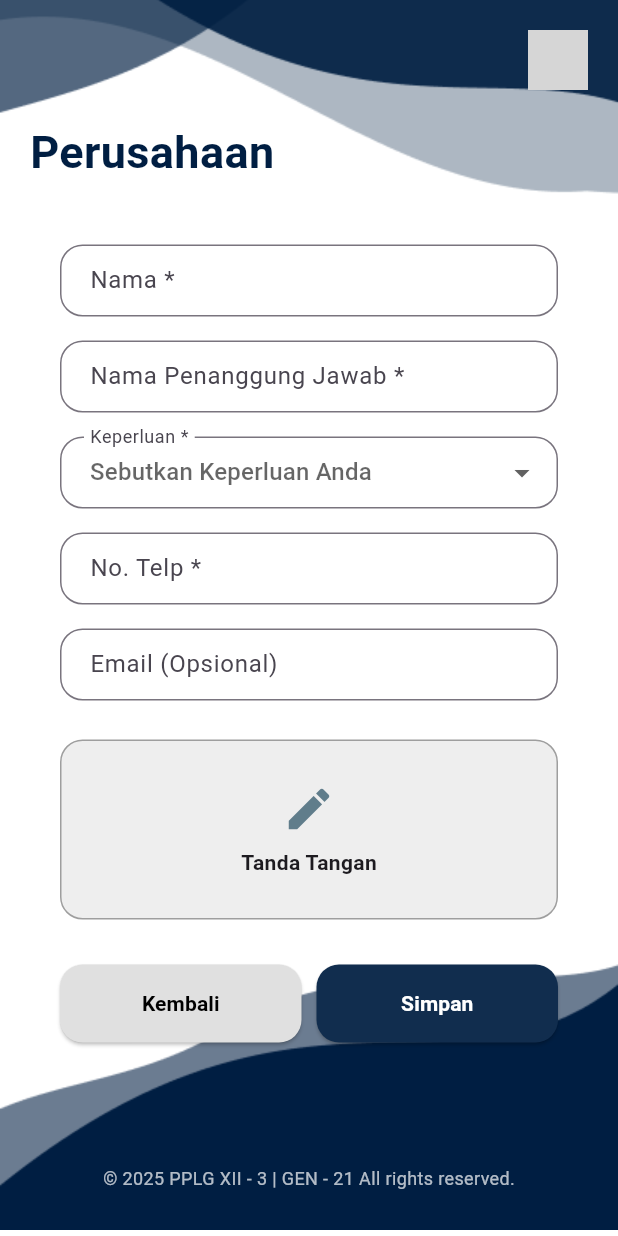
After one commit to billymillo/Projek-Buku-Tamu-Mobile, a Flutter app: the PerusahaanFormPage screen opened by its route, on a phone screen of 412 x 824 dp. The commit adds this screen. Run offline on Flutter 3.47's test engine with Material 3 defaults, Android fonts, the phone set to English and light mode, and no system bars; our stand-ins replace get, lottie; grey boxes are pictures that could not be loaded.

Commit message:
Push All Page

```diff
--- a/lib/pages/HistoryPage.dart
+++ b/lib/pages/HistoryPage.dart
@@ -68,7 +68,7 @@ class Historypage extends StatelessWidget {
                       ),
                       const SizedBox(width: 10),
                       const Text(
-                        'Bukutamu',
+                        'BukuTamu',
                         style: TextStyle(
                           fontSize: 25,
                           fontWeight: FontWeight.bold,
--- /dev/null
+++ b/lib/pages/PerusahaanFormP.dart
@@ -0,0 +1,233 @@
+import 'package:flutter/material.dart';
+
+class PerusahaanFormPage extends StatefulWidget {
+  const PerusahaanFormPage({super.key});
+
+  @override
+  State<PerusahaanFormPage> createState() => _PerusahaanFormPageState();
+}
+
+class _PerusahaanFormPageState extends State<PerusahaanFormPage> {
+  final _formKey = GlobalKey<FormState>();
+  String? selectedPurpose;
+  final purposes = ['Bertamu', 'Kunjungan Dinas', 'Lainnya'];
+
+  @override
+  Widget build(BuildContext context) {
+    return Scaffold(
+      backgroundColor: const Color.fromARGB(255, 255, 255, 255),
+      body: Stack(
+        children: [
+          // Top curve
+          Positioned(
+            top: 0,
+            left: 0,
+            right: 0,
+            child: CustomPaint(
+              size: Size(MediaQuery.of(context).size.width, 200),
+            ),
+          ),
+          // Top image
+          Positioned(
+            top: 0,
+            left: 0,
+            right: 0,
+            child: Image.asset(
+              'assets/image/slider5.png',
+              width: MediaQuery.of(context).size.width,
+              height: 250,
+              fit: BoxFit.fitWidth,
+            ),
+          ),
+          // Bottom curve
+          Positioned(
+            bottom: 0,
+            left: 0,
+            right: 0,
+            child: CustomPaint(
+              size: Size(MediaQuery.of(context).size.width, 200),
+            ),
+          ),
+          // Bottom image
+          Positioned(
+            bottom: 0,
+            left: 0,
+            right: 0,
+            child: Image.asset(
+              'assets/image/slider6.png',
+              width: MediaQuery.of(context).size.width,
+              height: 200,
+              fit: BoxFit.fitWidth,
+            ),
+          ),
+          // Copyright notice
+          Positioned(
+            bottom: 30,
+            left: 0,
+            right: 0,
+            child: Center(
+              child: Text(
+                '© 2025 PPLG XII - 3 | GEN - 21 All rights reserved.',
+                style: TextStyle(
+                  fontSize: 12,
+                  color: Colors.white.withOpacity(0.7),
+                ),
+              ),
+            ),
+          ),
+          // Main content
+          Positioned.fill(
+            top: 20,
+            child: Column(
+              children: [
+                Padding(
+                  padding: const EdgeInsets.symmetric(horizontal: 20),
+                  child: Row(
+                    mainAxisAlignment: MainAxisAlignment.end,
+                    children: [
+                      const SizedBox(width: 10),
+                      Image.asset(
+                        'assets/image/icon.png',
+                        height: 40,
+                     color: Color.fromARGB(255, 255, 255, 255),
+                      ),
+                    ],
+                  ),
+                ),
+                const SizedBox(height: 20),
+                // Title
+                const Padding(
+                  padding: EdgeInsets.symmetric(horizontal: 20),
+                  child: Align(
+                    alignment: Alignment.centerLeft,
+                    child: Text(
+                      'Perusahaan',
+                      style: TextStyle(
+                        fontSize: 30,
+                        fontWeight: FontWeight.bold,
+                        fontFamily: 'roboto',
+                        color: Color(0xFF001E42),
+                      ),
+                    ),
+                  ),
+                ),
+                const SizedBox(height: 20),
+                // Form content
+                Expanded(
+                  child: SingleChildScrollView(
+                    padding: const EdgeInsets.symmetric(horizontal: 20),
+                    child: Container(
+                      padding: const EdgeInsets.all(20),
+                      child: Form(
+                        key: _formKey,
+                        child: Column(
+                          crossAxisAlignment: CrossAxisAlignment.start,
+                          children: [
+                            _inputField('Nama', required: true),
+                            _inputField('Nama Penanggung Jawab', required: true),
+                            Padding(
+                              padding: const EdgeInsets.only(bottom: 16),
+                              child: DropdownButtonFormField<String>(
+                                value: selectedPurpose,
+                                hint: const Text('Sebutkan Keperluan Anda'),
+                                items: purposes
+                                    .map((e) => DropdownMenuItem(
+                                          value: e,
+                                          child: Text(e),
+                                        ))
+                                    .toList(),
+                                onChanged: (val) =>
+                                    setState(() => selectedPurpose = val),
+                                decoration: _inputDecoration().copyWith(
+                                  labelText: 'Keperluan *',
+                                ),
+                              ),
+                            ),
+                            _inputField('No. Telp',
+                                type: TextInputType.phone, required: true),
+                            _inputField('Email (Opsional)', required: false),
+                            const SizedBox(height: 10),
+                            Container(
+                              height: 120,
+                              decoration: BoxDecoration(
+                                color: Colors.grey[200],
+                                borderRadius: BorderRadius.circular(15),
+                                border: Border.all(color: Colors.grey),
+                              ),
+                              child: const Center(
+                                child: Column(
+                                  mainAxisAlignment: MainAxisAlignment.center,
+                                  children: [
+                                    Icon(Icons.edit,
+                                        size: 36, color: Colors.blueGrey),
+                                    SizedBox(height: 8),
+                                    Text('Tanda Tangan',
+                                        style: TextStyle(
+                                            fontWeight: FontWeight.bold)),
+                                  ],
+                                ),
+                              ),
+                            ),
+                            const SizedBox(height: 30),
+                            Row(
+                              children: [
+                                _actionButton(
+                                    'Kembali', Colors.grey[300]!, Colors.black),
+                                const SizedBox(width: 10),
+                                _actionButton(
+                                    'Simpan', const Color(0xFF112D4E), Colors.white),
+                              ],
+                            ),
+                          ],
+                        ),
+                      ),
+                    ),
+                  ),
+                ),
+                const SizedBox(height: 50),
+              ],
+            ),
+          ),
+        ],
+      ),
+    );
+  }
+
+  InputDecoration _inputDecoration() => InputDecoration(
+        border: OutlineInputBorder(borderRadius: BorderRadius.circular(15)),
+        contentPadding: const EdgeInsets.symmetric(horizontal: 16, vertical: 12),
+      );
+
+  Widget _inputField(String label, {TextInputType? type, bool required = false}) =>
+      Padding(
+        padding: const EdgeInsets.only(bottom: 16),
+        child: TextFormField(
+          keyboardType: type,
+          decoration: _inputDecoration().copyWith(
+            labelText: required ? '$label *' : label,
+            hintText: 'Masukkan $label',
+          ),
+        ),
+      );
+
+  Widget _actionButton(String text, Color bg, Color fg) => Expanded(
+        child: ElevatedButton(
+          onPressed: () {},
+          style: ElevatedButton.styleFrom(
+            backgroundColor: bg,
+            foregroundColor: fg,
+            padding: const EdgeInsets.symmetric(vertical: 16),
+            shape: RoundedRectangleBorder(
+              borderRadius: BorderRadius.circular(15),
+            ),
+          ),
+          child: Text(
+            text,
+            style: const TextStyle(
+              fontWeight: FontWeight.bold,
+              fontFamily: 'roboto',
+            ),
+          ),
+        ),
+      );
+}
--- a/lib/pages/mainMenuP.dart
+++ b/lib/pages/mainMenuP.dart
@@ -276,7 +276,9 @@ class MainMenuP extends StatelessWidget {
                           ),
                         ),
                         const SizedBox(width: 20),
-                        Container(
+                        GestureDetector(
+                          onTap: () => Get.toNamed(Routes.PERUSAHAANFORMP),
+                          child: Container(
                             width: MediaQuery.of(context).size.width * 0.4,
                             height: MediaQuery.of(context).size.height * 0.23,
                             decoration: BoxDecoration(
@@ -286,7 +288,8 @@ class MainMenuP extends StatelessWidget {
                               mainAxisAlignment: MainAxisAlignment.center,
                               children: [
                                 Container(
-                                width: MediaQuery.of(context).size.width * 0.2,
+                                  width:
+                                      MediaQuery.of(context).size.width * 0.2,
                                   height:
                                       MediaQuery.of(context).size.height * 0.1,
                                   decoration: const BoxDecoration(
@@ -306,6 +309,7 @@ class MainMenuP extends StatelessWidget {
                                 )
                               ],
                             ),
+                          ),
                         )
                       ],
                     ),
@@ -314,7 +318,9 @@ class MainMenuP extends StatelessWidget {
                     height: 20,
                   ),
                   GestureDetector(
-                    onTap: () {},
+                    onTap: () {
+                      Get.toNamed(Routes.HISTORYPAGE);
+                    },
                     child: Container(
                       width: MediaQuery.of(context).size.width * 1,
                       height: MediaQuery.of(context).size.height * 0.08,
--- a/lib/routes/appPages.dart
+++ b/lib/routes/appPages.dart
@@ -1,6 +1,9 @@
 import 'package:get/get.dart';
 import 'package:mobile/pages/AlumniFormPage.dart';
+import 'package:mobile/pages/HistoryPage.dart';
+import 'package:mobile/pages/KunjunganFormP';
 import 'package:mobile/pages/ParentFormPage.dart';
+import 'package:mobile/pages/PerusahaanFormP.dart';
 import 'package:mobile/pages/login_page.dart';
 import 'package:mobile/pages/mainMenuP.dart';
 import 'package:mobile/pages/validationP.dart';
@@ -32,5 +35,17 @@ class AppPages {
       name: _Paths.LOGINPAGE,
       page: () => LoginPage(),
     ),
+    GetPage(
+      name: _Paths.HISTORYPAGE,
+      page: () => Historypage(),
+    ),
+    GetPage(
+      name: _Paths.KUNJUNGANFORMP,
+      page: () => KunjunganFormPage(),
+    ),
+    GetPage(
+      name: _Paths.PERUSAHAANFORMP,
+      page: () => PerusahaanFormPage(),
+    ),
   ];
 }
--- a/lib/routes/appRoutes.dart
+++ b/lib/routes/appRoutes.dart
@@ -4,19 +4,23 @@ part of 'appPages.dart';
 abstract class Routes {
   Routes._();
   static const VALIDATIONP = _Paths.VALIDATIONP;
+  static const LOGINPAGE = _Paths.LOGINPAGE;
   static const MAINMENUP = _Paths.MAINMENUP;
   static const PARENTFORMPAGE = _Paths.PARENTFORMPAGE;
   static const ALUMNIFORMPAGE = _Paths.ALUMNIFORMPAGE;
+  static const HISTORYPAGE = _Paths.HISTORYPAGE;
   static const KUNJUNGANFORMP = _Paths.KUNJUNGANFORMP;
-  static const LOGINPAGE = _Paths.LOGINPAGE;
+  static const PERUSAHAANFORMP = _Paths.PERUSAHAANFORMP;
 }
 
 abstract class _Paths {
   _Paths._();
+  static const VALIDATIONP = '/ValidationPage';
+  static const LOGINPAGE = '/LoginPage';
   static const MAINMENUP = '/MainMenuPage';
-  static const VALIDATIONP = '/ValidationPage';
   static const PARENTFORMPAGE = '/ParentFormPage';
   static const ALUMNIFORMPAGE = '/AlumniFormPage';
+  static const HISTORYPAGE = '/HistoryPage';
   static const KUNJUNGANFORMP = '/KunjunganFormPage';
-  static const LOGINPAGE = '/LoginPage';
+  static const PERUSAHAANFORMP = '/PerusahaanFormPage';
 }
```
Also changed, not shown: 1 other file. Lines whose indentation alone changed are shown as unchanged.
